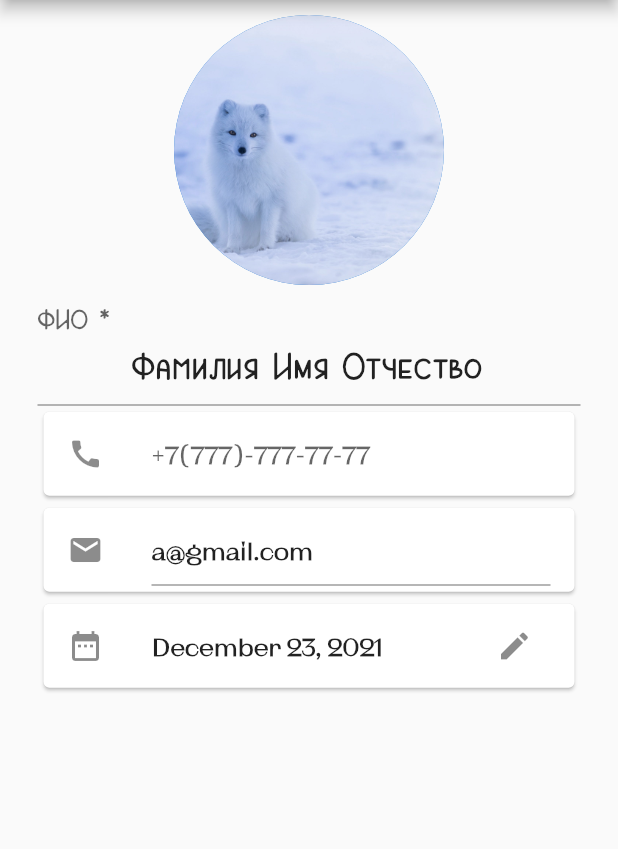
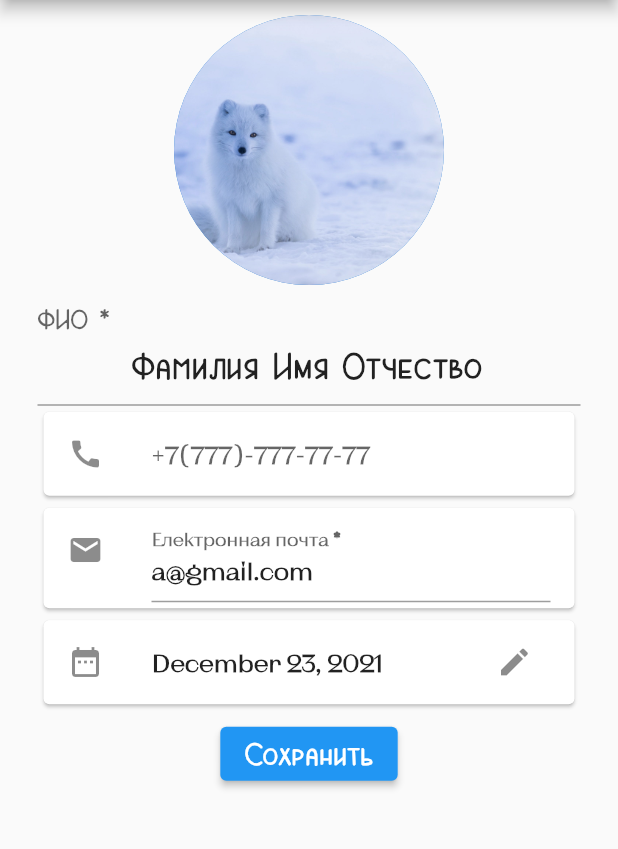
Before and after one commit to Gooosee/task4, a Flutter app: the screen it shows after launch, after a tap on the "settings" icon, on a phone screen of 412 x 824 dp, the part 84-933 px from its top. Run offline on Flutter 3.47's test engine with Material 2 defaults, Android fonts, the phone set to English and light mode, and no system bars; our stand-ins replace flutter_masked_text, sqflite; accounts and stored records are empty.

Commit message:
Багфикс передачи даты

```diff
--- a/lib/screens/tab1.dart
+++ b/lib/screens/tab1.dart
@@ -1,4 +1,5 @@
 import 'package:flutter/material.dart';
+import 'package:intl/intl.dart';
 import 'package:task4/screens/tab1edit.dart';
 import 'tab1edit.dart';
 import '../constants.dart';
@@ -15,9 +16,10 @@ class _Tab1State extends State<Tab1> with AutomaticKeepAliveClientMixin<Tab1> {
   void initState() {
     super.initState();
   }
-  List<String> lstback = ['Фамилия Имя Отчество', '+7(937)-145-77-25', 'a@gmail.com', '20 December, 2021'];
+  List lstback = ['Фамилия Имя Отчество', '+7(937)-145-77-25', 'a@gmail.com', DateTime.now()];
   @override
   Widget build(BuildContext context) {
+
     final ButtonStyle style =
     TextButton.styleFrom(primary: Theme.of(context).colorScheme.onPrimary);
 
@@ -72,7 +74,7 @@ class _Tab1State extends State<Tab1> with AutomaticKeepAliveClientMixin<Tab1> {
                 child: Card(
                   child: ListTile(
                     leading: Icon(Icons.date_range),
-                    title: Text(lstback[3], style: KTSR3StyleSmall1),
+                    title: Text(DateFormat.yMMMMd().format(lstback[3]).toString(), style: KTSR3StyleSmall1),
                   ),
                 ),
               ),
--- a/lib/screens/tab1edit.dart
+++ b/lib/screens/tab1edit.dart
@@ -4,20 +4,22 @@ import 'package:intl/intl.dart';
 
 import '../constants.dart';
 
+
+
 class Tab1Edit extends StatefulWidget {
-  List<String> lst;
+  List lst;
   Tab1Edit(this.lst, {Key? key}) : super(key: key);
 
   @override
   _Tab1EditState createState() => _Tab1EditState(lst);
+
 }
 
 class _Tab1EditState extends State<Tab1Edit> {
-  List<String> lst;
+  List lst;
   _Tab1EditState(this.lst);
 
-  DateTime selectedDate = DateTime.now();
-
+  DateTime selectedDate = DateTime(1900);
 
   _selectDate(BuildContext context) async {
     final DateTime? picked = await showDatePicker(
@@ -39,8 +41,10 @@ class _Tab1EditState extends State<Tab1Edit> {
 
   @override
   Widget build(BuildContext context) {
-    List<String> lst1 = lst;
-
+    List lst1 = lst;
+    List lSave = lst;
+    if (selectedDate == DateTime(1900)) selectedDate = lst[3];
+    print(selectedDate);
     final ButtonStyle style =
     TextButton.styleFrom(primary: Theme.of(context).colorScheme.onPrimary);
     var controller = MaskedTextController(mask: '+0(000)-000-00-00');
@@ -51,11 +55,11 @@ class _Tab1EditState extends State<Tab1Edit> {
       appBar: AppBar(
         title: const Text('Изменение'),
         leading: IconButton(icon: Icon(Icons.arrow_back), onPressed: () {
-          lst1[3] = DateFormat.yMMMMd().format(selectedDate.toLocal());
-          Navigator.of(context).pop(lst);
+          print(lSave);
+          Navigator.of(context).pop(lSave);
+
         }),
         actions: const <Widget>[
-
           Center (
             child: Text('Баланс: 150 баллов', style: TextStyle(fontSize: 20, ), textAlign: TextAlign.center,),
           ),
@@ -107,12 +111,21 @@ class _Tab1EditState extends State<Tab1Edit> {
                 child: Card(
                   child: ListTile(
                     leading: Icon(Icons.mail),
-                    title: TextFormField(style: KTSR3StyleSmall1, initialValue: lst1[2]),
+                    title: TextFormField(style: KTSR3StyleSmall1, initialValue: lst1[2], decoration: const InputDecoration(
+                        labelText: 'Електронная почта *',
+                    ),
+                        onChanged: (String? value){
+                          lst1[2] = value!;
+                          debugPrint(value);
+                        },
+                        validator: (String? value) {
+                          return (value == null) ? 'Это обязательное поле для ввода' : null;
+                        },)
                   ),
                 ),
               ),
               Padding(
-                padding: EdgeInsets.symmetric(horizontal: 25),
+                padding: const EdgeInsets.symmetric(horizontal: 25),
 
                 child: Card(
                   child: ListTile(
@@ -120,12 +133,19 @@ class _Tab1EditState extends State<Tab1Edit> {
                     leading: const Icon(Icons.date_range),
 
                     title: Text(DateFormat.yMMMMd().format(selectedDate.toLocal()), style: KTSR3StyleSmall1),
-                    trailing: IconButton(icon: Icon(Icons.edit), onPressed: (){
+                    trailing: IconButton(icon: const Icon(Icons.edit), onPressed: (){
                       _selectDate(context);
                     },),
                   ),
                 ),
               ),
+              Padding(
+                padding: const EdgeInsets.all(5),
+                child: ElevatedButton(onPressed: (){
+                  lst1[3] = selectedDate;
+                  Navigator.of(context).pop(lst1);
+                }, child: const Text("Сохранить", style: tahinaStyleBig2),),
+              )
             ]
         ),
       ),
```
